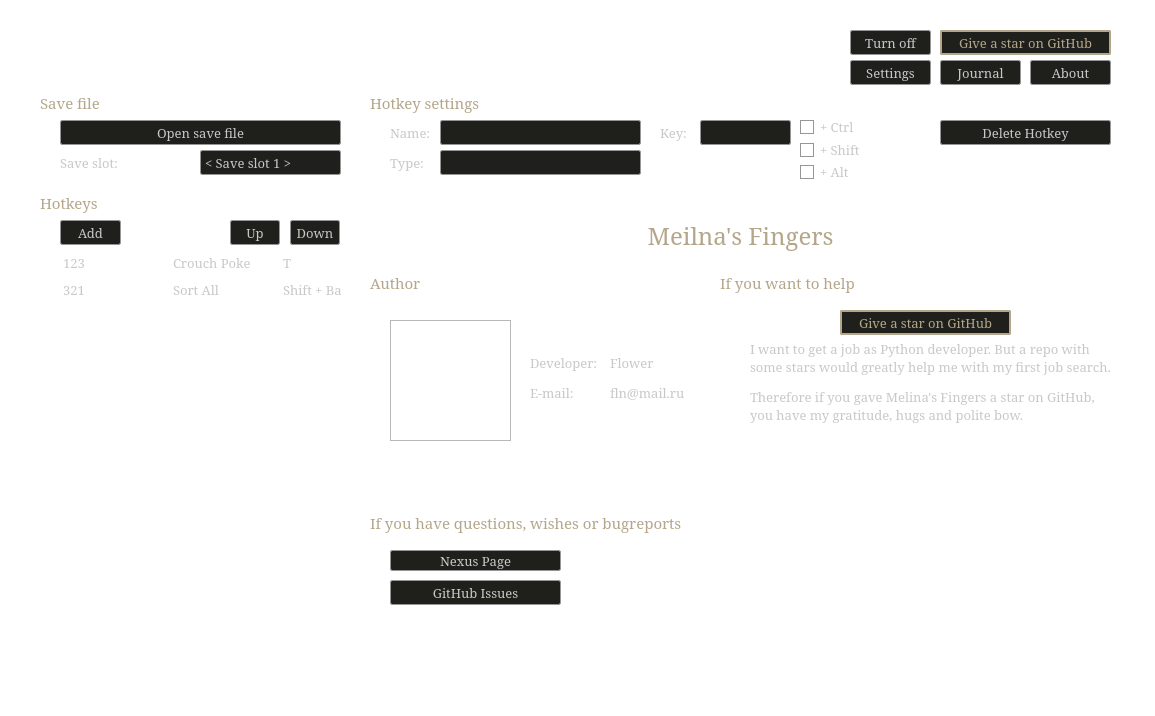
Above: utils/mainWindow.ui from a-burlakov/melinas-fingers before the change. Below: the same form after it.
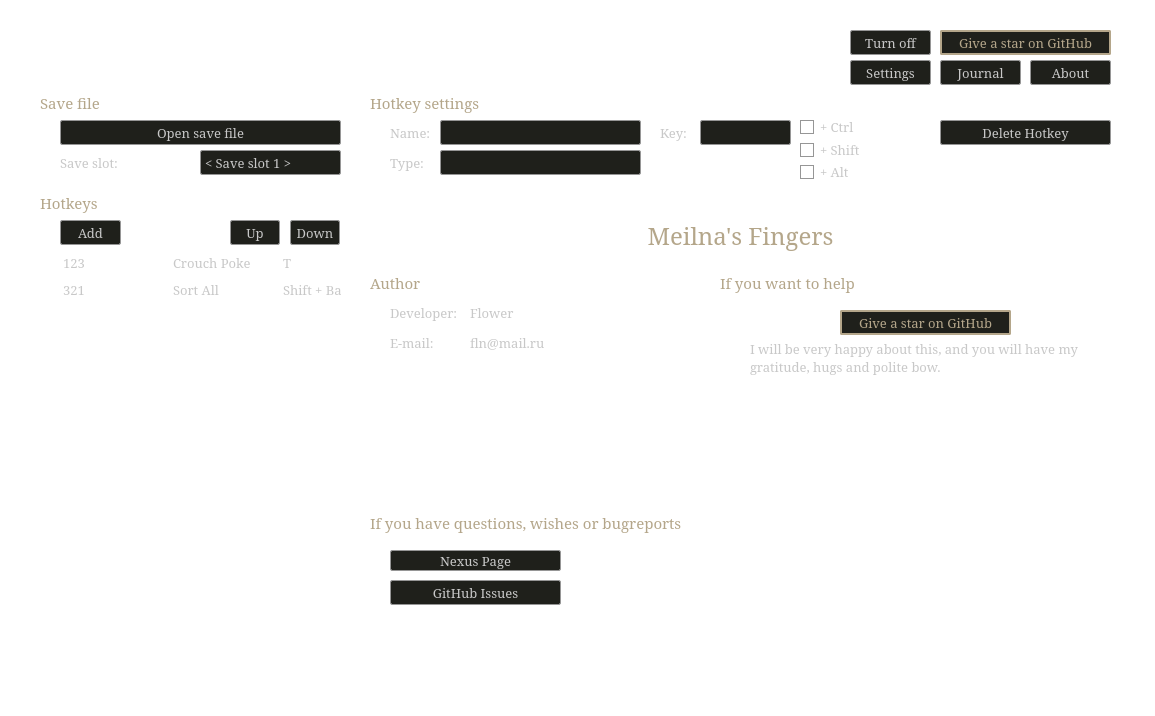
That is the form after the change. The open tabs and pages were chosen to show the change. Icons and pictures are not drawn.

Commit message: feature: about me and cfg

What changed in the file:
```diff
--- a/utils/mainWindow.ui
+++ b/utils/mainWindow.ui
@@ -5651,8 +5651,8 @@
      <widget class="QLabel" name="label_67">
       <property name="geometry">
        <rect>
-        <x>160</x>
-        <y>190</y>
+        <x>20</x>
+        <y>140</y>
         <width>161</width>
         <height>25</height>
        </rect>
@@ -5673,8 +5673,8 @@
      <widget class="QLabel" name="label_68">
       <property name="geometry">
        <rect>
-        <x>160</x>
-        <y>160</y>
+        <x>20</x>
+        <y>110</y>
         <width>101</width>
         <height>25</height>
        </rect>
@@ -5785,24 +5785,11 @@
        <enum>Qt::PlainText</enum>
       </property>
      </widget>
-     <widget class="QGraphicsView" name="graphicsView">
-      <property name="geometry">
-       <rect>
-        <x>20</x>
-        <y>130</y>
-        <width>121</width>
-        <height>121</height>
-       </rect>
-      </property>
-      <property name="styleSheet">
-       <string notr="true">border-image: url(:/newPrefix/ui_img/flower.png);</string>
-      </property>
-     </widget>
      <widget class="QLabel" name="label_72">
       <property name="geometry">
        <rect>
-        <x>240</x>
-        <y>160</y>
+        <x>100</x>
+        <y>110</y>
         <width>111</width>
         <height>25</height>
        </rect>
@@ -5823,8 +5810,8 @@
      <widget class="QLabel" name="label_73">
       <property name="geometry">
        <rect>
-        <x>240</x>
-        <y>190</y>
+        <x>100</x>
+        <y>140</y>
         <width>111</width>
         <height>25</height>
        </rect>
@@ -5858,7 +5845,7 @@
        </font>
       </property>
       <property name="text">
-       <string>&lt;html&gt;&lt;head/&gt;&lt;body&gt;&lt;p&gt;I want to get a job as Python developer.  But a repo with some stars would greatly help me with my first job search.&lt;/p&gt;&lt;p&gt;Therefore if you gave Melina's Fingers a star on GitHub, you have my gratitude, hugs and polite bow.&lt;/p&gt;&lt;/body&gt;&lt;/html&gt;</string>
+       <string>&lt;html&gt;&lt;head/&gt;&lt;body&gt;&lt;p&gt;I will be very happy about this, and you will have my gratitude, hugs and polite bow.&lt;/p&gt;&lt;/body&gt;&lt;/html&gt;</string>
       </property>
       <property name="alignment">
        <set>Qt::AlignLeading|Qt::AlignLeft|Qt::AlignTop</set>
```
Left out of the diff: 3 changed lines with no effect on the pictures. The commit also changes 3 other files.
